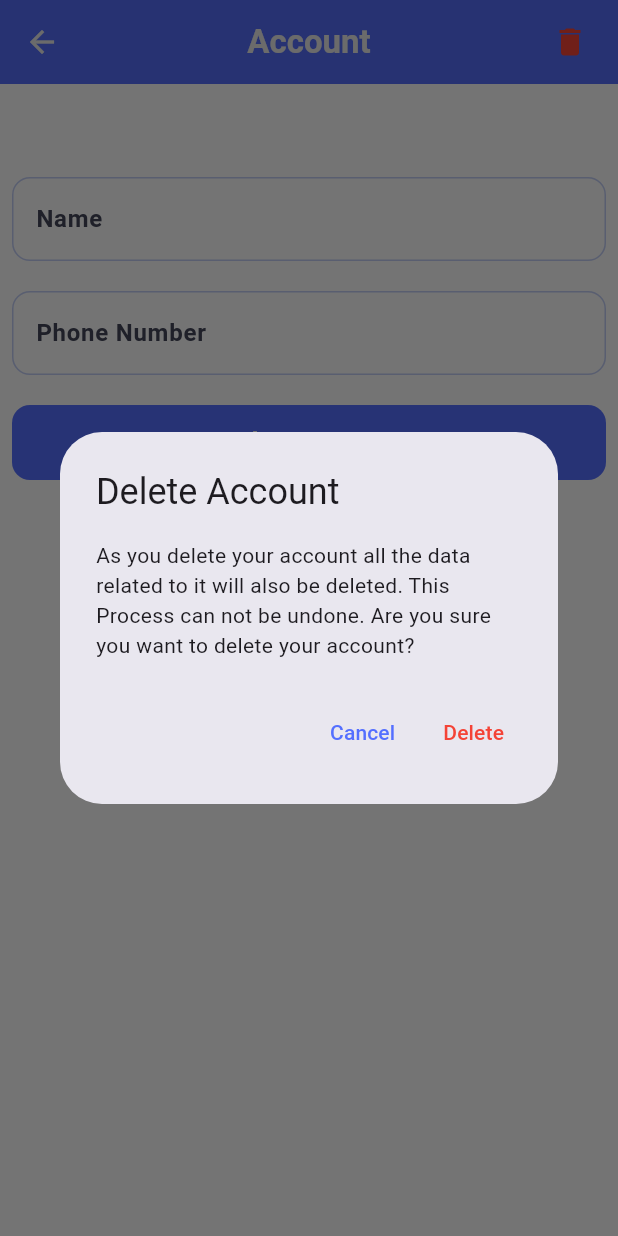
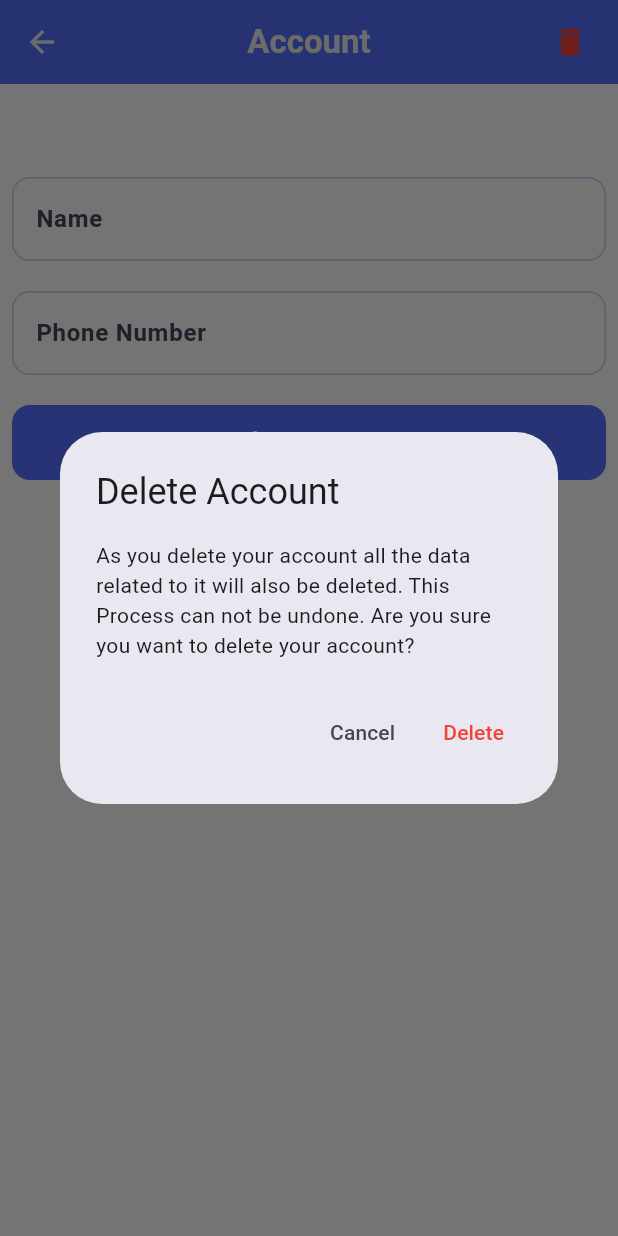
Before and after one commit to minesh2908/TMT-TrackMyThings, a Flutter app: the AccountDetails screen opened by its route, after a tap on the "delete" icon, on a phone screen of 412 x 824 dp. Run offline on Flutter 3.47's test engine with Material 3 defaults, Android fonts, the phone set to English and light mode, and no system bars; our stand-ins replace bloc, cloud_firestore, firebase_auth, firebase_core, firebase_storage, flutter_bloc and 7 more; accounts and stored records are empty; generated files the repository leaves out were written again.

Commit message:
Color change

```diff
--- a/lib/views/screens/auth/screens/account.dart
+++ b/lib/views/screens/auth/screens/account.dart
@@ -70,7 +70,14 @@ class _AccountDetailsState extends State<AccountDetails> {
                               onPressed: () {
                                 Navigator.pop(context);
                               },
-                              child: const Text('Cancel'),
+                              child: Text(
+                                'Cancel',
+                                style: TextStyle(
+                                  color: Theme.of(context)
+                                      .colorScheme
+                                      .onSecondaryFixedVariant,
+                                ),
+                              ),
                             ),
                             TextButton(
                               onPressed: () {
@@ -101,7 +108,6 @@ class _AccountDetailsState extends State<AccountDetails> {
             child: Center(
               child: BlocConsumer<AuthBloc, AuthState>(
                 listener: (context, state) {
-
                   if (state is AccountUpdatedState) {
                     ScaffoldMessenger.of(context).showSnackBar(
                       const SnackBar(
```
Also changed, not shown: lib/views/screens/Language/select_language.dart (+6 -1 lines), lib/views/screens/update_product/update_product.dart (+8 -1 lines).
